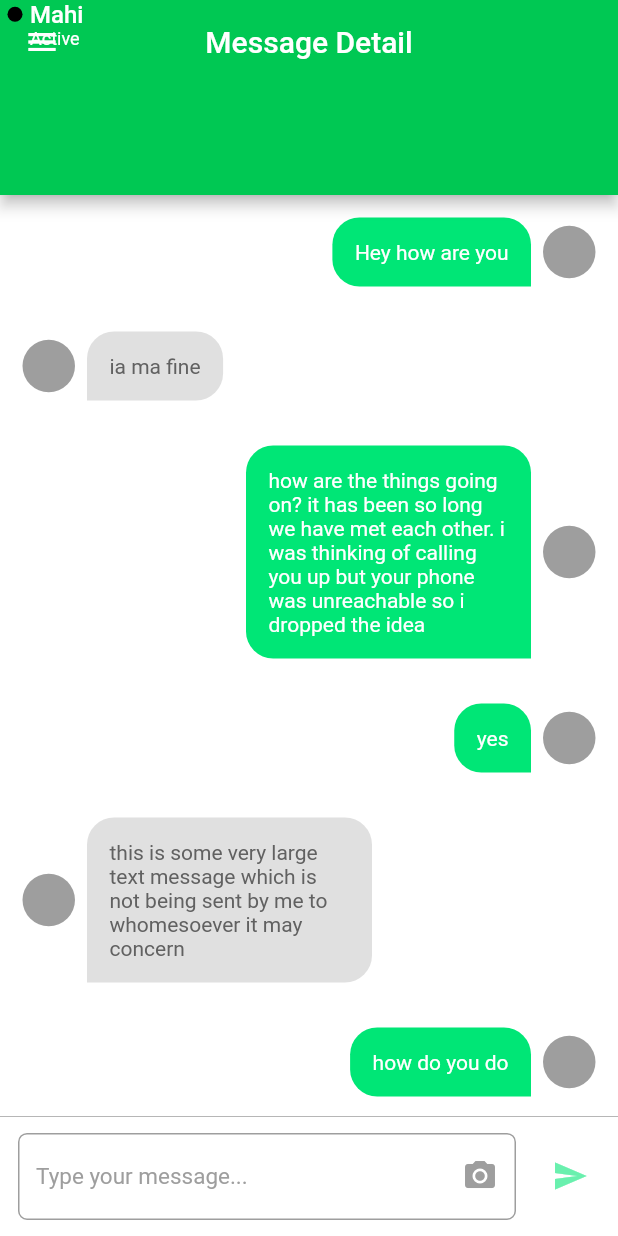
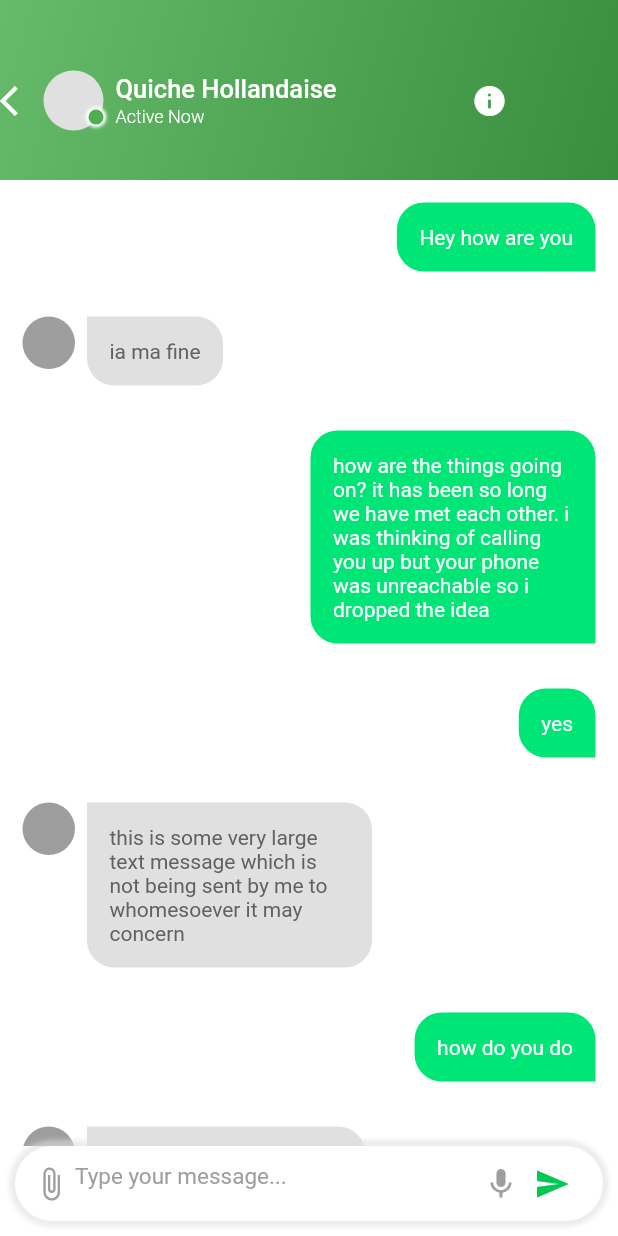
Before and after one commit to harshkumarkhatri/Flutter-UI-13-Chat-App-UI, a Flutter app: the screen it shows after launch, on a phone screen of 412 x 824 dp. Run offline on Flutter 3.47's test engine with Material 2 defaults, Android fonts, the light colour scheme and no system bars; our stand-ins replace dotted_border.

Commit message:
Completed screen 4

```diff
--- a/lib/main.dart
+++ b/lib/main.dart
@@ -1,6 +1,7 @@
 import 'package:flutter/material.dart';
 import 'package:flutter_ui_13_chat_app_ui/screen2.dart';
 import 'package:flutter_ui_13_chat_app_ui/screen3.dart';
+import 'package:flutter_ui_13_chat_app_ui/screen4.dart';
 import 'package:flutter_ui_13_chat_app_ui/screens/screen1.dart';
 
 void main() {
@@ -17,7 +18,7 @@ class MyApp extends StatelessWidget {
         primarySwatch: Colors.blue,
         visualDensity: VisualDensity.adaptivePlatformDensity,
       ),
-      home: Screen3(),
+      home: Screen4(),
     );
   }
 }
--- /dev/null
+++ b/lib/screen4.dart
@@ -0,0 +1,366 @@
+import 'package:flutter/material.dart';
+
+class Screen4 extends StatefulWidget {
+  @override
+  _Screen4State createState() => _Screen4State();
+}
+
+class _Screen4State extends State<Screen4> {
+  bool showTime = false;
+  @override
+  Widget build(BuildContext context) {
+    return Scaffold(
+      body: Container(
+          height: MediaQuery.of(context).size.height,
+          child: Stack(
+            children: [
+              Padding(
+                padding: EdgeInsets.only(left: 15, right: 15),
+                child: Container(
+                  height: 129,
+                  width: MediaQuery.of(context).size.width,
+                  decoration: BoxDecoration(
+                    color: Colors.green.shade200,
+                    borderRadius: BorderRadius.circular(
+                      18,
+                    ),
+                  ),
+                ),
+              ),
+              Column(
+                crossAxisAlignment: CrossAxisAlignment.start,
+                children: [
+                  Container(
+                    child: Padding(
+                      padding: const EdgeInsets.only(left: 0.0, right: 0),
+                      child: Center(
+                        child: Padding(
+                          padding: const EdgeInsets.only(top: 14.0),
+                          child: SafeArea(
+                            child: Container(
+                              height: MediaQuery.of(context).size.height,
+                              child: Row(
+                                children: [
+                                  Icon(Icons.arrow_back_ios,
+                                      color: Colors.white),
+                                  SizedBox(width: 5),
+                                  Stack(
+                                    alignment: Alignment.center,
+                                    children: [
+                                      Container(
+                                        height: 40,
+                                        width: 40,
+                                        decoration: BoxDecoration(
+                                          shape: BoxShape.circle,
+                                          color: Colors.grey[300],
+                                        ),
+                                      ),
+                                      Positioned(
+                                        right: 0,
+                                        bottom: 4,
+                                        child: Container(
+                                          height: 10,
+                                          width: 10,
+                                          decoration: BoxDecoration(
+                                            boxShadow: [
+                                              BoxShadow(
+                                                  blurRadius: 1,
+                                                  color: Colors.white,
+                                                  spreadRadius: 2)
+                                            ],
+                                            color: Colors.green,
+                                            shape: BoxShape.circle,
+                                          ),
+                                        ),
+                                      ),
+                                    ],
+                                  ),
+                                  Padding(
+                                    padding: const EdgeInsets.only(left: 8.0),
+                                    child: Column(
+                                      mainAxisAlignment:
+                                          MainAxisAlignment.center,
+                                      crossAxisAlignment:
+                                          CrossAxisAlignment.start,
+                                      children: [
+                                        Text(
+                                          "Quiche Hollandaise",
+                                          style: TextStyle(
+                                              color: Colors.white,
+                                              fontWeight: FontWeight.w500,
+                                              fontSize: 17),
+                                        ),
+                                        SizedBox(height: 2),
+                                        Text(
+                                          "Active Now",
+                                          style: TextStyle(
+                                            color: Colors.white,
+                                            fontWeight: FontWeight.w300,
+                                            fontSize: 12,
+                                          ),
+                                        ),
+                                      ],
+                                    ),
+                                  ),
+                                  SizedBox(width: 90),
+                                  Icon(Icons.info, color: Colors.white)
+                                ],
+                              ),
+                              color: Colors.transparent,
+                            ),
+                          ),
+                        ),
+                      ),
+                    ),
+                    height: 120,
+                    width: MediaQuery.of(context).size.width,
+                    decoration: BoxDecoration(
+                      gradient: LinearGradient(
+                        begin: Alignment.topLeft,
+                        end: Alignment.bottomRight,
+                        colors: [
+                          Colors.green.shade400,
+                          Colors.green.shade700,
+                        ],
+                      ),
+                    ),
+                  ),
+                  Flexible(
+                    child: Row(
+                      children: [
+                        Container(
+                            width: MediaQuery.of(context).size.width,
+                            color: Colors.white,
+                            child: ListView(
+                              children: [
+                                messageFormatting("Hey how are you", "me"),
+                                messageFormatting("ia ma fine", "not me"),
+                                messageFormatting(
+                                    "how are the things going on? it has been so long we have met each other. i was thinking of calling you up but your phone was unreachable so i dropped the idea",
+                                    "me"),
+                                messageFormatting("yes", "me"),
+                                messageFormatting(
+                                    "this is some very large text message which is not being sent by me to whomesoever it may concern",
+                                    "not me"),
+                                messageFormatting("how do you do", "me"),
+                                messageFormatting(
+                                    "i am fine. what about you", "not me")
+                              ],
+                            ))
+                      ],
+                    ),
+                  ),
+                  buildInput()
+                ],
+              ),
+            ],
+          )),
+    );
+  }
+
+  Widget buildInput() {
+    return Container(
+      child: Row(
+        children: <Widget>[
+          // Edit text
+          Flexible(
+            child: Padding(
+              padding: const EdgeInsets.only(bottom: 10, left: 10, right: 10),
+              child: Container(
+                // color: Colors.red,
+                decoration: BoxDecoration(
+                  boxShadow: [
+                    BoxShadow(
+                        color: Colors.grey[300].withOpacity(0.6),
+                        blurRadius: 2,
+                        spreadRadius: 4)
+                  ],
+                  color: Colors.white,
+                  borderRadius: BorderRadius.circular(
+                    50,
+                  ),
+                ),
+                child: Padding(
+                  padding: const EdgeInsets.all(12.0),
+                  child: Row(
+                    children: [
+                      Icon(Icons.attach_file, color: Colors.grey),
+                      SizedBox(width: 4),
+                      Flexible(
+                        child: TextField(
+                          style: TextStyle(color: Colors.black, fontSize: 15.0),
+                          decoration: InputDecoration(
+                            hasFloatingPlaceholder: false,
+                            border: InputBorder.none,
+                            hintText: 'Type your message...',
+                            hintStyle: TextStyle(color: Colors.grey),
+                          ),
+                        ),
+                      ),
+                      Padding(
+                        padding: const EdgeInsets.only(right: 10.0),
+                        child: Icon(
+                          Icons.mic,
+                          color: Colors.grey,
+                        ),
+                      ),
+                      Padding(
+                        padding: const EdgeInsets.only(right: 10.0),
+                        child: Icon(Icons.send, color: Colors.greenAccent[700]),
+                      ),
+                    ],
+                  ),
+                ),
+              ),
+            ),
+          ),
+
+          // Button send message
+          // Material(
+          //   child: Container(
+          //     margin: EdgeInsets.symmetric(horizontal: 8.0),
+          //     child: IconButton(
+          //       icon: Icon(Icons.send, color: Colors.greenAccent),
+          //       color: Colors.red,
+          //     ),
+          //   ),
+          //   color: Colors.white,
+          // ),
+        ],
+      ),
+      width: double.infinity,
+      height: 60.0,
+      decoration: BoxDecoration(
+          // border: Border(top: BorderSide(color: Colors.grey, width: 0.5)),
+          color: Colors.white),
+    );
+  }
+
+  Widget messageFormatting(message, sentBy) {
+    print(message.length);
+    return sentBy == "me"
+        ? Column(
+            crossAxisAlignment: CrossAxisAlignment.end,
+            children: [
+              GestureDetector(
+                onTap: () {
+                  setState(() {
+                    showTime == false ? showTime = true : showTime = false;
+                  });
+                },
+                child: Container(
+                  margin: EdgeInsets.all(5),
+                  padding: EdgeInsets.all(10),
+                  width: MediaQuery.of(context).size.width,
+                  alignment: Alignment.centerRight,
+                  child: Row(
+                    mainAxisAlignment: MainAxisAlignment.end,
+                    crossAxisAlignment: CrossAxisAlignment.start,
+                    children: [
+                      Container(
+                        decoration: BoxDecoration(
+                          color: Colors.greenAccent[400],
+                          borderRadius: BorderRadius.only(
+                              bottomLeft: Radius.circular(18),
+                              topLeft: Radius.circular(18),
+                              topRight: Radius.circular(18)),
+                        ),
+                        child: Padding(
+                          padding: EdgeInsets.all(
+                            15,
+                          ),
+                          child: Container(
+                            width: message.length > 100 ? 160 : null,
+                            child: Text(message,
+                                overflow: TextOverflow.clip,
+                                softWrap: true,
+                                style: TextStyle(color: Colors.white)),
+                          ),
+                        ),
+                      ),
+                    ],
+                  ),
+                ),
+              ),
+              showTime
+                  ? Padding(
+                      padding: const EdgeInsets.only(right: 15.0),
+                      child: Text(
+                        "01:15 PM",
+                        style: TextStyle(
+                          color: Colors.grey,
+                          fontSize: 10,
+                        ),
+                      ),
+                    )
+                  : Container(),
+            ],
+          )
+        : Column(
+            crossAxisAlignment: CrossAxisAlignment.start,
+            children: [
+              GestureDetector(
+                onTap: () {
+                  setState(() {
+                    showTime == false ? showTime = true : showTime = false;
+                  });
+                },
+                child: Container(
+                  margin: EdgeInsets.all(5),
+                  padding: EdgeInsets.all(10),
+                  width: MediaQuery.of(context).size.width,
+                  alignment: Alignment.centerLeft,
+                  child: Row(
+                    mainAxisAlignment: MainAxisAlignment.start,
+                    crossAxisAlignment: CrossAxisAlignment.start,
+                    children: [
+                      Padding(
+                        padding: EdgeInsets.only(right: 8),
+                        child: Container(
+                          height: 35,
+                          width: 35,
+                          decoration: BoxDecoration(
+                              color: Colors.grey, shape: BoxShape.circle),
+                        ),
+                      ),
+                      Container(
+                        decoration: BoxDecoration(
+                          color: Colors.grey[300],
+                          borderRadius: BorderRadius.only(
+                              bottomRight: Radius.circular(18),
+                              bottomLeft: Radius.circular(18),
+                              topRight: Radius.circular(18)),
+                        ),
+                        child: Padding(
+                          padding: EdgeInsets.all(
+                            15,
+                          ),
+                          child: Container(
+                            width: message.length > 80 ? 160 : null,
+                            child: Text(message,
+                                overflow: TextOverflow.clip,
+                                softWrap: true,
+                                style: TextStyle(color: Colors.grey[700])),
+                          ),
+                        ),
+                      ),
+                    ],
+                  ),
+                ),
+              ),
+              showTime
+                  ? Padding(
+                      padding: const EdgeInsets.only(left: 65.0),
+                      child: Text(
+                        "01:15 PM",
+                        style: TextStyle(
+                          color: Colors.grey,
+                          fontSize: 10,
+                        ),
+                      ),
+                    )
+                  : Container(),
+            ],
+          );
+  }
+}
```
